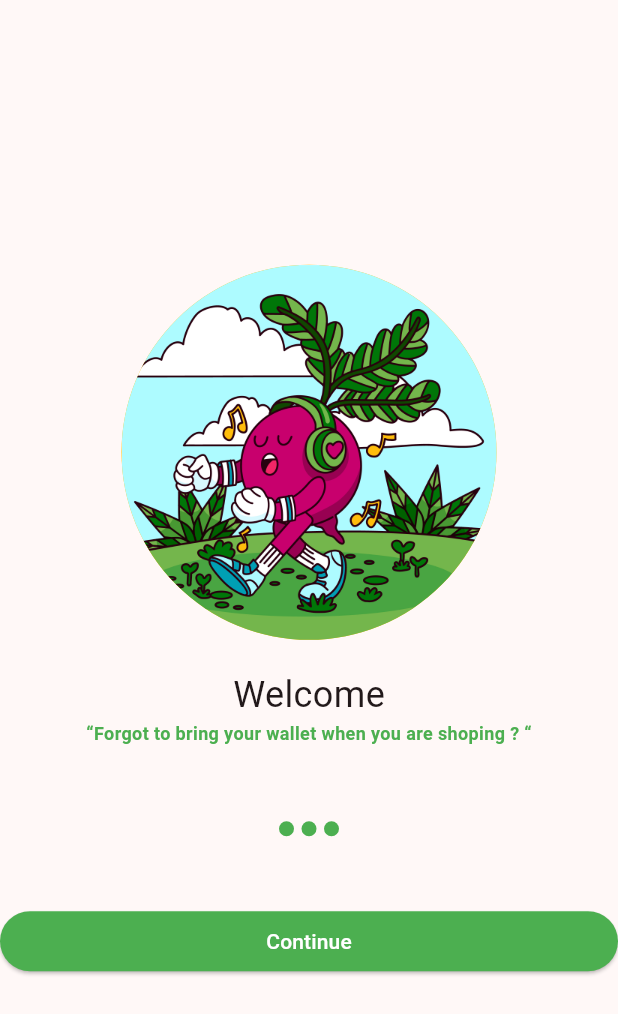
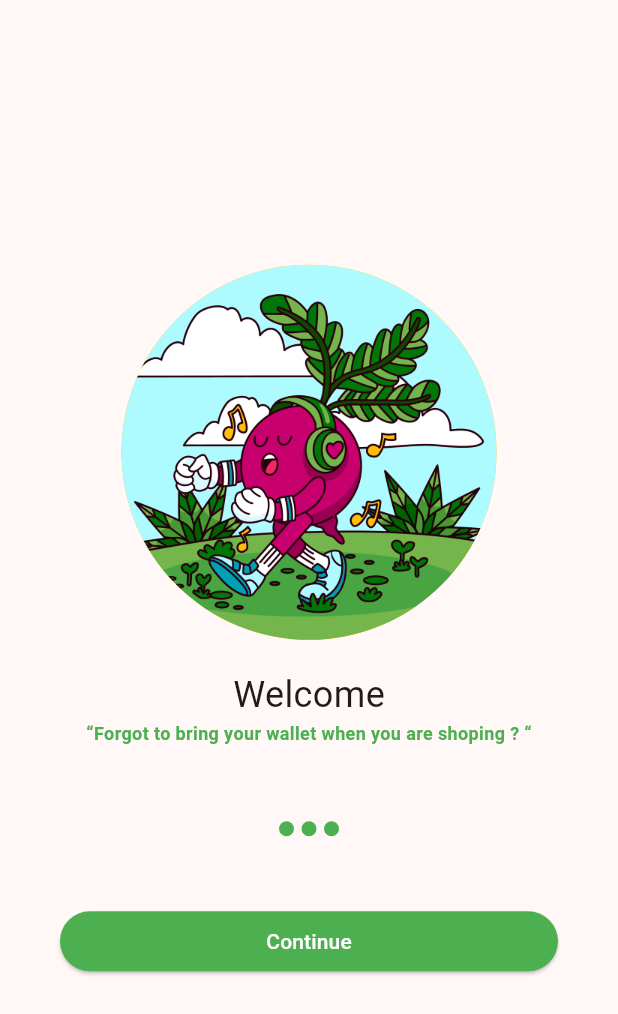
Before and after one commit to GAJAHGAJAH/KB1179-1123150165-uts, a Flutter app: the screen it shows after launch, after a tap on "Continue", on a phone screen of 412 x 824 dp. Shown: the top 1014 px of the screen. Run offline on Flutter 3.47's test engine with Material 3 defaults, Android fonts, the phone set to English and light mode, and no system bars.

Commit message:
menambahkan margin pada tombol continue

```diff
--- a/lib/screen/SplashScreen1.dart
+++ b/lib/screen/SplashScreen1.dart
@@ -70,7 +70,9 @@ class Splashscreen1 extends StatelessWidget {
               ],
             ),
             SizedBox(height: 50),
-            SizedBox(
+            Container(
+              margin: EdgeInsets.only(left: 40, right: 40),
+              child: SizedBox(
                 height: 40,
                 width: double.infinity,
                 child: ElevatedButton(
@@ -87,6 +89,7 @@ class Splashscreen1 extends StatelessWidget {
                   ),
                 ),
               ),
+            ),
           ],
         ),
       ),
--- a/lib/screen/SplashScreen2.dart
+++ b/lib/screen/SplashScreen2.dart
@@ -70,7 +70,9 @@ class Splashscreen2 extends StatelessWidget {
               ],
             ),
             SizedBox(height: 50),
-            SizedBox(
+            Container(
+              margin: EdgeInsets.only(left: 40, right: 40),
+              child: SizedBox(
                 height: 40,
                 width: double.infinity,
                 child: ElevatedButton(
@@ -80,10 +82,13 @@ class Splashscreen2 extends StatelessWidget {
                       MaterialPageRoute(builder: (context) => Splashscreen3()),
                     );
                   },
-                style: ElevatedButton.styleFrom(backgroundColor: Colors.green),
+                  style: ElevatedButton.styleFrom(
+                    backgroundColor: Colors.green,
+                  ),
                   child: Text(
                     "Continue",
                     style: TextStyle(fontSize: 14.0, color: Colors.white),
+                  ),
                 ),
               ),
             ),
```
Also changed, not shown: lib/screen/SplashScreen3.dart (+7 -2 lines). Lines whose indentation alone changed are shown as unchanged.
